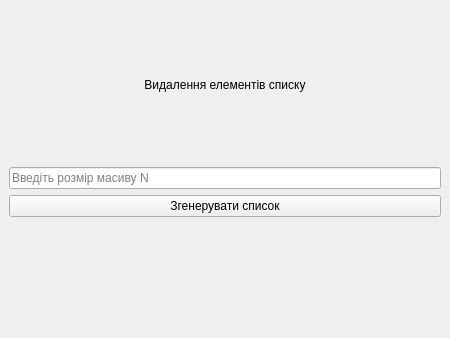
First picture: the form in lab6/ui/task1_interface.ui, repository Ihor-Mykytiuk/university-projects, before the edit; both pictures show x 0 to 450 and y 0 to 338 of the 450 by 700 pixel window.
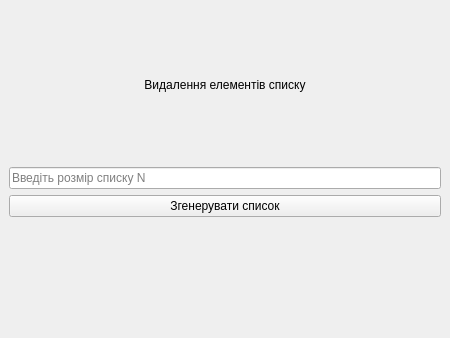
Second picture: the form after the edit.

Commit message: Lab6 some changes when zvit

```diff
--- a/lab6/ui/task1_interface.ui
+++ b/lab6/ui/task1_interface.ui
@@ -36,7 +36,7 @@
          <string/>
         </property>
         <property name="placeholderText">
-         <string>Введіть розмір масиву N</string>
+         <string>Введіть розмір списку N</string>
         </property>
         <property name="clearButtonEnabled">
          <bool>true</bool>
```
Left out of the diff: 2 changed lines with no effect on the pictures. The commit also changes 2 other files.
